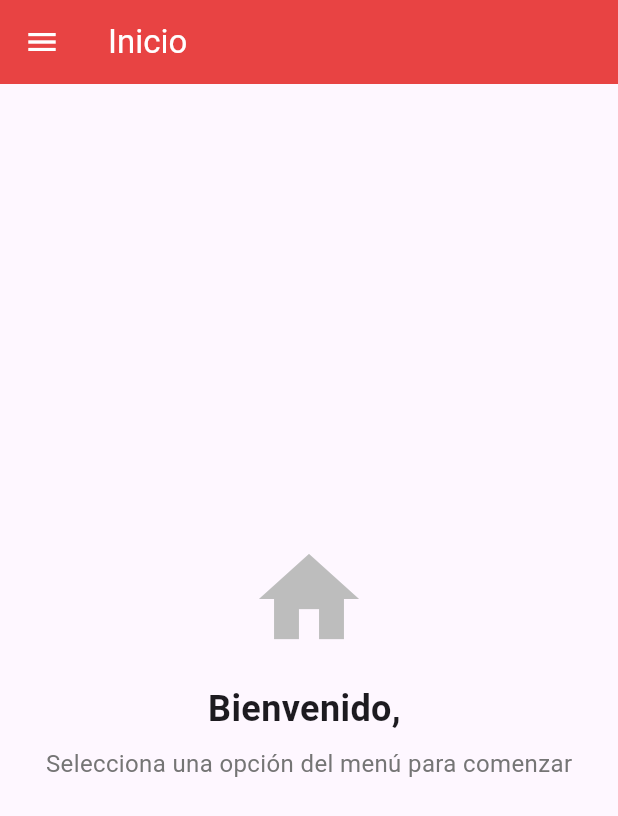
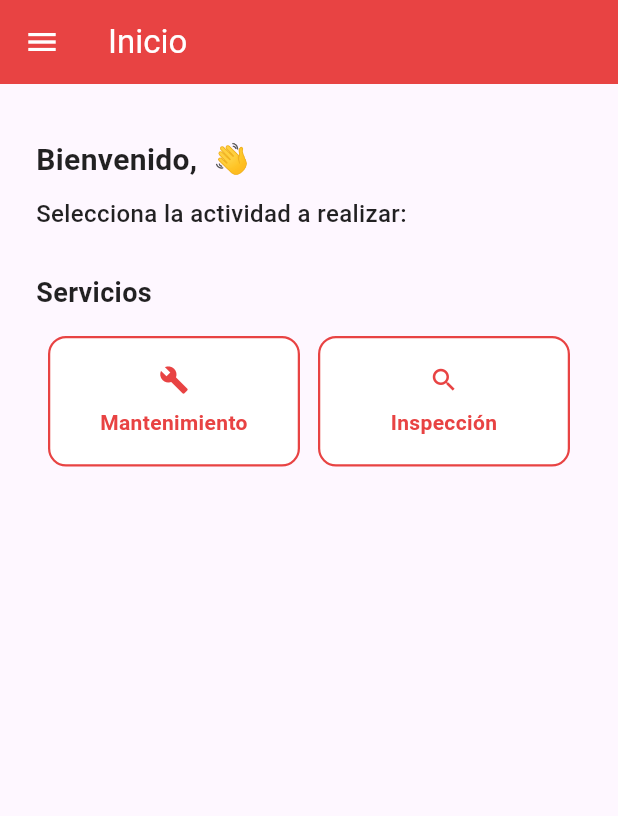
Before and after one commit to Ald28/oisci_emp, a Flutter app: the HomePage screen opened directly with empty values, on a phone screen of 412 x 824 dp. Shown: the top 816 px of the screen. Run offline on Flutter 3.47's test engine with Material 3 defaults, Android fonts, the light colour scheme and no system bars; our stand-ins replace dio, flutter_dotenv, flutter_local_notifications, internet_connection_checker, shared_preferences; accounts and stored records are empty.

Commit message:
widgets botones accion home

```diff
--- a/lib/features/home/presentation/pages/home_page.dart
+++ b/lib/features/home/presentation/pages/home_page.dart
@@ -1,6 +1,7 @@
 import 'package:flutter/material.dart';
 import '../widgets/home_app_bar.dart';
 import '../widgets/main_drawer.dart';
+import '../widgets/action_button.dart';
 import '../../../../core/auth/auth_service.dart';
 
 /// Página principal del Home con AppBar y Drawer
@@ -58,29 +59,76 @@ class _HomePageState extends State<HomePage> {
         userEmail: _userEmail ?? 'usuario@example.com',
         onMenuItemSelected: _handleMenuItemSelected,
       ),
-      body: Center(
+      body: SingleChildScrollView(
+        padding: const EdgeInsets.symmetric(horizontal: 24, vertical: 20),
         child: Column(
-          mainAxisAlignment: MainAxisAlignment.center,
+          crossAxisAlignment: CrossAxisAlignment.start,
           children: [
-            Icon(
-              Icons.home,
-              size: 80,
-              color: Colors.grey[400],
+            const SizedBox(height: 16),
+            // Mensaje de bienvenida
+            Text(
+              'Bienvenido, ${widget.name} 👋',
+              style: const TextStyle(
+                fontSize: 20,
+                fontWeight: FontWeight.w600,
+                color: Colors.black87,
+              ),
+            ),
+            const SizedBox(height: 10),
+            const Text(
+              'Selecciona la actividad a realizar:',
+              style: TextStyle(
+                fontSize: 16,
+                fontWeight: FontWeight.w500,
+                color: Colors.black87,
+              ),
+            ),
+            const SizedBox(height: 28),
+            // Sección de Servicios
+            const Text(
+              'Servicios',
+              style: TextStyle(
+                fontSize: 18,
+                fontWeight: FontWeight.bold,
+                color: Colors.black87,
+              ),
             ),
             const SizedBox(height: 16),
-            Text(
-              'Bienvenido, ${widget.name}',
-              style: const TextStyle(
-                fontSize: 24,
-                fontWeight: FontWeight.bold,
-              ),
-            ),
-            const SizedBox(height: 8),
-            Text(
-              'Selecciona una opción del menú para comenzar',
-              style: TextStyle(
-                fontSize: 16,
-                color: Colors.grey[600],
+            // Botones de servicios con padding lateral
+            Padding(
+              padding: const EdgeInsets.symmetric(horizontal: 8),
+              child: Row(
+                children: [
+                  Expanded(
+                    child: ActionButton(
+                      icon: Icons.build,
+                      title: 'Mantenimiento',
+                      onTap: () {
+                        // TODO: Navegar a módulo de Mantenimiento
+                        ScaffoldMessenger.of(context).showSnackBar(
+                          const SnackBar(
+                            content: Text('Módulo de Mantenimiento'),
+                          ),
+                        );
+                      },
+                    ),
+                  ),
+                  const SizedBox(width: 12),
+                  Expanded(
+                    child: ActionButton(
+                      icon: Icons.search,
+                      title: 'Inspección',
+                      onTap: () {
+                        // TODO: Navegar a módulo de Inspección
+                        ScaffoldMessenger.of(context).showSnackBar(
+                          const SnackBar(
+                            content: Text('Módulo de Inspección'),
+                          ),
+                        );
+                      },
+                    ),
+                  ),
+                ],
               ),
             ),
           ],
--- /dev/null
+++ b/lib/features/home/presentation/widgets/action_button.dart
@@ -0,0 +1,58 @@
+import 'package:flutter/material.dart';
+
+/// Botón de acción reutilizable para secciones del Home
+/// Puede usarse para Servicios, Informes, Maestros, etc.
+class ActionButton extends StatelessWidget {
+  final IconData icon;
+  final String title;
+  final VoidCallback onTap;
+
+  const ActionButton({
+    super.key,
+    required this.icon,
+    required this.title,
+    required this.onTap,
+  });
+
+  @override
+  Widget build(BuildContext context) {
+    return InkWell(
+      onTap: onTap,
+      borderRadius: BorderRadius.circular(12),
+      child: Container(
+        padding: const EdgeInsets.symmetric(horizontal: 12, vertical: 18),
+        decoration: BoxDecoration(
+          border: Border.all(
+            color: const Color(0xFFE84343),
+            width: 1.5,
+          ),
+          borderRadius: BorderRadius.circular(12),
+          color: Colors.white,
+        ),
+        child: Column(
+          mainAxisSize: MainAxisSize.min,
+          mainAxisAlignment: MainAxisAlignment.center,
+          children: [
+            Icon(
+              icon,
+              color: const Color(0xFFE84343),
+              size: 20,
+            ),
+            const SizedBox(height: 8),
+            Text(
+              title,
+              style: const TextStyle(
+                fontSize: 14,
+                fontWeight: FontWeight.w600,
+                color: Color(0xFFE84343),
+              ),
+              textAlign: TextAlign.center,
+              maxLines: 2,
+              overflow: TextOverflow.ellipsis,
+            ),
+          ],
+        ),
+      ),
+    );
+  }
+}
```
